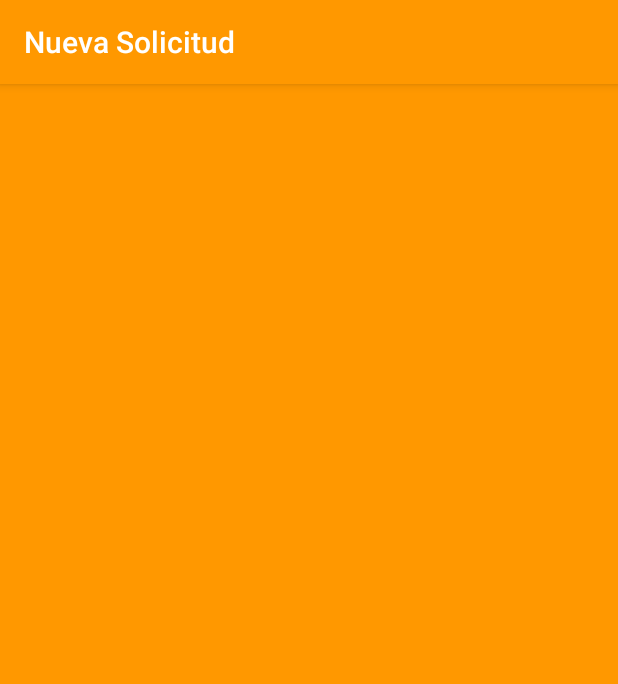
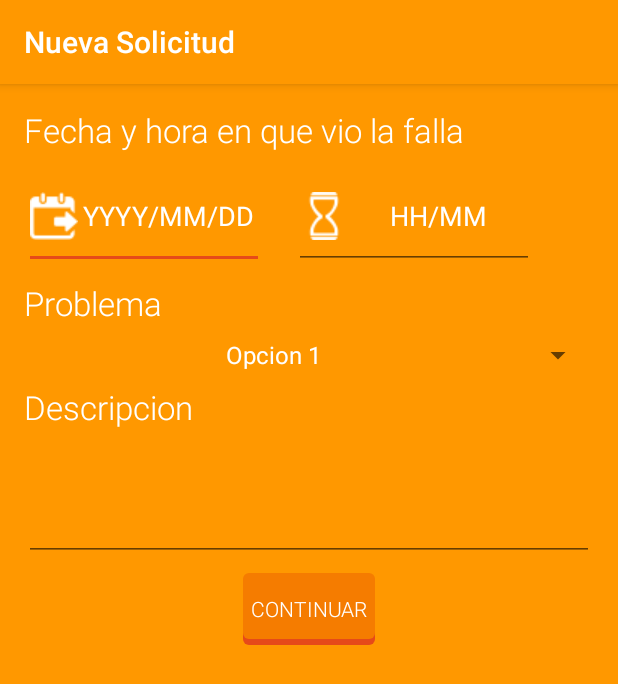
Before and after one commit to gachibarrientos/MuniApp, an Android app: the Solicitud screen opened directly, with no data from a screen before it, on a phone screen of 412 x 824 dp. Shown: the top 684 px of the screen. Run offline under Robolectric (Android 15) with nearby library versions, the phone set to English and light mode, and no system bars.

```diff
--- a/app/src/main/java/generic/muniapp/Solicitud.java
+++ b/app/src/main/java/generic/muniapp/Solicitud.java
@@ -1,13 +1,88 @@
 package generic.muniapp;
 
+import android.app.DatePickerDialog;
+import android.app.TimePickerDialog;
+import android.content.Context;
+import android.graphics.Typeface;
 import android.support.v7.app.AppCompatActivity;
 import android.os.Bundle;
+import android.view.View;
+import android.widget.ArrayAdapter;
+import android.widget.Button;
+import android.widget.DatePicker;
+import android.widget.EditText;
+import android.widget.Spinner;
+import android.widget.TextView;
+import android.widget.TimePicker;
 
-public class Solicitud extends AppCompatActivity {
+import java.text.SimpleDateFormat;
+import java.util.Calendar;
+import java.util.Locale;
 
+public class Solicitud extends AppCompatActivity implements View.OnClickListener, DatePickerDialog.OnDateSetListener {
+    private String array_spinner[];
+    EditText pickerFecha, pickerHora;
+
+    @Override
+    public void onClick(View v) {
+        DatePickerDialog dialog = new DatePickerDialog(this, this, 2016, 9, 19);
+        dialog.show();
+    }
+    @Override
+    public void onDateSet(DatePicker view, int year, int monthOfYear, int dayOfMonth) {
+        this.pickerFecha.setText(year+" / "+monthOfYear+" / "+dayOfMonth);
+    }
     @Override
     protected void onCreate(Bundle savedInstanceState) {
         super.onCreate(savedInstanceState);
         setContentView(R.layout.activity_solicitud);
+            array_spinner=new String[5];
+        array_spinner[0]="Opcion 1";
+        array_spinner[1]="Opcion 2";
+        array_spinner[2]="Opcion 3";
+        array_spinner[3]="Opcion 4";
+        array_spinner[4]="Opcion 5";
+        Spinner s = (Spinner) findViewById(R.id.comboProblema);
+        ArrayAdapter adapter = new ArrayAdapter(this,
+        R.layout.spinner_item, array_spinner);
+        s.setAdapter(adapter);
+
+        Typeface miPropiaTypeFace = Typeface.createFromAsset(getAssets(), "fonts/Roboto-Light.ttf");
+
+        TextView lblFecha= (TextView) findViewById(R.id.lblFecha);
+        lblFecha.setTypeface(miPropiaTypeFace);
+        TextView lblProblema= (TextView) findViewById(R.id.lblProblema);
+        lblProblema.setTypeface(miPropiaTypeFace);
+        TextView lblDescripcion= (TextView) findViewById(R.id.lblDescripcion);
+        lblDescripcion.setTypeface(miPropiaTypeFace);
+        EditText txtDescripcion = (EditText) findViewById(R.id.txtDescripcion);
+        txtDescripcion.setTypeface(miPropiaTypeFace);
+
+        Button btnContinuarSolicitud= (Button) findViewById(R.id.btnContinuarSolicitud);
+        btnContinuarSolicitud.setTypeface(miPropiaTypeFace);
+
+        pickerFecha = (EditText) findViewById(R.id.pickerFecha);
+        this.pickerFecha.setOnClickListener(this);
+        pickerHora = (EditText) findViewById(R.id.pickerHora);
+        pickerHora.setOnClickListener(new View.OnClickListener() {
+
+            @Override
+            public void onClick(View v) {
+                // TODO Auto-generated method stub
+                Calendar mcurrentTime = Calendar.getInstance();
+                int hour = mcurrentTime.get(Calendar.HOUR_OF_DAY);
+                int minute = mcurrentTime.get(Calendar.MINUTE);
+                TimePickerDialog mTimePicker;
+                mTimePicker = new TimePickerDialog(Solicitud.this, new TimePickerDialog.OnTimeSetListener() {
+                    @Override
+                    public void onTimeSet(TimePicker timePicker, int selectedHour, int selectedMinute) {
+                        pickerHora.setText( selectedHour + ":" + selectedMinute);
+                    }
+                }, hour, minute, true);//Yes 24 hour time
+                mTimePicker.setTitle("Seleccionar Hora");
+                mTimePicker.show();
+
+            }
+        });
     }
 }
--- a/app/src/main/java/generic/muniapp/SplashActivity.java
+++ b/app/src/main/java/generic/muniapp/SplashActivity.java
@@ -24,6 +24,9 @@ public class SplashActivity extends Activity {
         subtituloSplash.setTypeface(miPropiaTypeFace);
         TextView txtLoading= (TextView) findViewById(R.id.txtLoading);
         txtLoading.setTypeface(miPropiaTypeFace);
+        TextView txtVersion= (TextView) findViewById(R.id.txtVersion);
+        txtVersion.setTypeface(miPropiaTypeFace);
+
         showBasicSplash();
         }
 
--- a/app/src/main/res/layout/activity_about_us.xml
+++ b/app/src/main/res/layout/activity_about_us.xml
@@ -41,8 +41,8 @@
         android:layout_width="wrap_content"
         android:layout_height="wrap_content"
         android:layout_margin="@dimen/fab_margin"
-        android:src="@android:drawable/ic_dialog_email"
         app:layout_anchor="@id/app_bar"
-        app:layout_anchorGravity="bottom|end" />
+        app:layout_anchorGravity="bottom|end"
+        android:src="@mipmap/ic_launcher"/>
 
 </android.support.design.widget.CoordinatorLayout>
--- a/app/src/main/res/layout/activity_solicitud.xml
+++ b/app/src/main/res/layout/activity_solicitud.xml
@@ -1,18 +1,94 @@
 <?xml version="1.0" encoding="utf-8"?>
-<ScrollView
-    xmlns:android="http://schemas.android.com/apk/res/android"
-    android:layout_width="fill_parent"
-    android:layout_height="fill_parent"
+    <LinearLayout xmlns:android="http://schemas.android.com/apk/res/android"
+    xmlns:app="http://schemas.android.com/apk/res-auto"
+    xmlns:tools="http://schemas.android.com/tools"
+    android:orientation="vertical"
+    android:layout_width="match_parent"
+    android:layout_height="match_parent"
+    android:paddingBottom="@dimen/activity_vertical_margin"
+    android:paddingLeft="@dimen/activity_horizontal_margin"
+    android:paddingRight="@dimen/activity_horizontal_margin"
+    android:paddingTop="@dimen/activity_vertical_margin"
+    tools:context="generic.muniapp.Solicitud"
     android:background="@color/colorPrimary">
+    <TextView
+        android:layout_width="wrap_content"
+        android:layout_height="wrap_content"
+        android:textAppearance="?android:attr/textAppearanceLarge"
+        android:text="Fecha y hora en que vio la falla"
+        android:id="@+id/lblFecha"
+        android:layout_marginBottom="8dp"
+        android:textColor="#FFFFFF" />
     <LinearLayout
+        android:layout_width="wrap_content"
+        android:layout_height="wrap_content"
+        android:orientation="horizontal">
+        <EditText
+            android:layout_width="160dp"
+            android:layout_height="70dp"
+            android:id="@+id/pickerFecha"
+            android:layout_marginBottom="8dp"
+            android:layout_marginRight="20dp"
+            android:editable="false"
+            android:hint="YYYY/MM/DD"
+            android:gravity="center_vertical|center_horizontal"
+            android:textColor="#FFFFFF"
+            android:textColorHint="#FFFFFF"
+            android:drawableLeft="@drawable/fecha"/>
+
+        <EditText
+            android:layout_width="160dp"
+            android:layout_height="70dp"
+            android:id="@+id/pickerHora"
+            android:layout_marginBottom="8dp"
+            android:editable="false"
+            android:hint="HH/MM"
+            android:gravity="center_vertical|center_horizontal"
+            android:textColor="#FFFFFF"
+            android:textColorHint="#FFFFFF"
+            android:drawableLeft="@drawable/hora"/>
+    </LinearLayout>
+    <TextView
+        android:layout_width="wrap_content"
+        android:layout_height="wrap_content"
+        android:textAppearance="?android:attr/textAppearanceLarge"
+        android:text="Problema"
+        android:id="@+id/lblProblema"
+        android:layout_marginBottom="8dp"
+        android:textColor="#FFFFFF" />
+    <Spinner
         android:layout_width="fill_parent"
-        android:layout_height="fill_parent">
+        android:layout_height="wrap_content"
+        android:id="@+id/comboProblema"
+        android:layout_marginBottom="8dp"
+        android:textAlignment="center"
+        ></Spinner>
+        <TextView
+            android:layout_width="wrap_content"
+            android:layout_height="wrap_content"
+            android:textAppearance="?android:attr/textAppearanceLarge"
+            android:text="Descripcion"
+            android:id="@+id/lblDescripcion"
+            android:layout_marginBottom="8dp"
+            android:textColor="#FFFFFF" />
 
-        <!--
-        FORMULARIO DE REGISTRO DEL USUARIO
-        QUE REALIZARA LA SOLICITUD
-        PARECIDO AL LAYOUT DEL PERFIL
-        -->
+    <EditText
+        android:layout_width="match_parent"
+        android:layout_height="80dp"
+        android:inputType="textMultiLine"
+        android:ems="10"
+        android:id="@+id/txtDescripcion"
+        android:layout_marginBottom="8dp"
+        android:textColor="#FFFFFF" />
 
-    </LinearLayout>
-</ScrollView>
+    <Button
+        android:layout_width="wrap_content"
+        android:layout_height="wrap_content"
+        android:text="Continuar"
+        android:id="@+id/btnContinuarSolicitud"
+        android:layout_gravity="center_horizontal"
+        android:textColor="@android:color/white"
+        android:background="@drawable/bk_boton_plano"
+        android:stateListAnimator="@null"/>
+
+</LinearLayout>
--- /dev/null
+++ b/app/src/main/res/layout/spinner_item.xml
@@ -0,0 +1,11 @@
+<?xml version="1.0" encoding="utf-8"?>
+<TextView xmlns:android="http://schemas.android.com/apk/res/android"
+    style="?android:attr/spinnerItemStyle"
+    android:layout_width="fill_parent"
+    android:layout_height="fill_parent"
+    android:gravity="top"
+    android:singleLine="true"
+    android:textColor="#ffffff"
+    android:background="@color/colorPrimary"
+    android:textColorHint="#FFFFFF"
+    android:textAlignment="center"/>
```
Also changed, not shown: app/src/main/java/generic/muniapp/MenuPrincipal.java (+10 -2 lines), app/src/main/res/layout/activity_categoria_solicitud.xml (+0 -13 lines), app/src/main/res/layout/activity_login.xml (+6 -5 lines), app/src/main/res/layout/splash.xml (+11 -0 lines), app/src/main/res/drawable/ads.png (added), app/src/main/res/drawable/fecha.png (added), app/src/main/res/drawable/hora.png (added).
